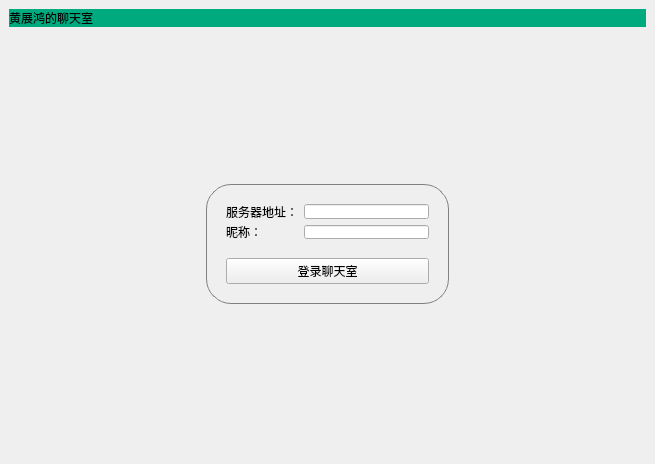
Before: the Qt Designer form lab5/ChatClient/mainwindow.ui in roeeshua/qtchat, drawn with Qt 5.
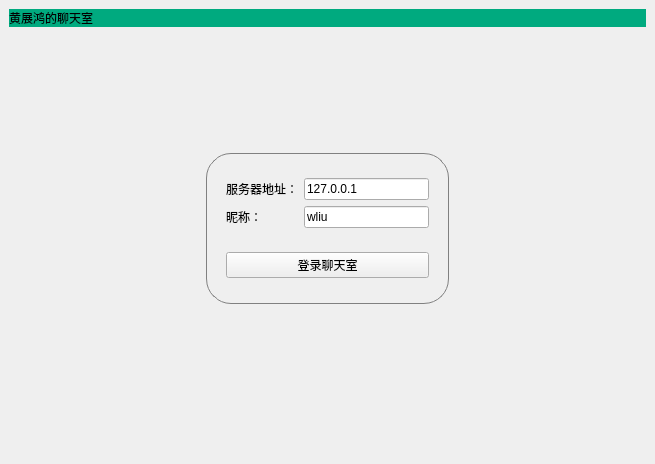
After: the same form once the commit is applied. The open tabs and pages were chosen to show the change.

The edit to the form file:
```diff
--- a/lab5/ChatClient/mainwindow.ui
+++ b/lab5/ChatClient/mainwindow.ui
@@ -59,9 +59,9 @@
         <property name="geometry">
          <rect>
           <x>197</x>
-          <y>151</y>
+          <y>120</y>
           <width>243</width>
-          <height>120</height>
+          <height>151</height>
          </rect>
         </property>
         <layout class="QVBoxLayout" name="verticalLayout_3">
@@ -75,7 +75,11 @@
             </widget>
            </item>
            <item row="0" column="1">
-            <widget class="QLineEdit" name="serverEdit"/>
+            <widget class="QLineEdit" name="serverEdit">
+             <property name="text">
+              <string>127.0.0.1</string>
+             </property>
+            </widget>
            </item>
            <item row="1" column="0">
             <widget class="QLabel" name="label_3">
@@ -85,7 +89,11 @@
             </widget>
            </item>
            <item row="1" column="1">
-            <widget class="QLineEdit" name="usernameEdit"/>
+            <widget class="QLineEdit" name="usernameEdit">
+             <property name="text">
+              <string>wliu</string>
+             </property>
+            </widget>
            </item>
           </layout>
          </item>
```
Left out of the diff: 2 changed lines with no effect on the pictures.
